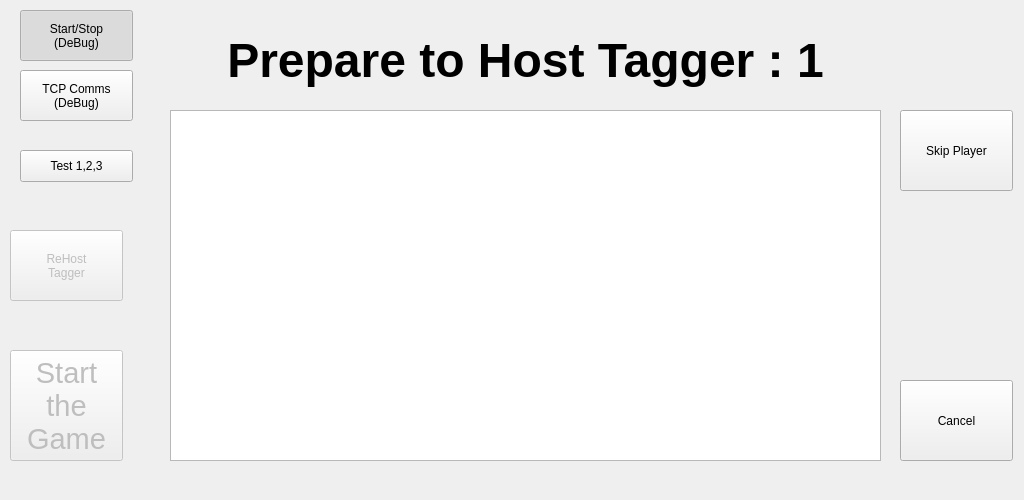
Before: the Qt Designer form HostGameWindow.ui in rmick/Combobulator, drawn with Qt 5.
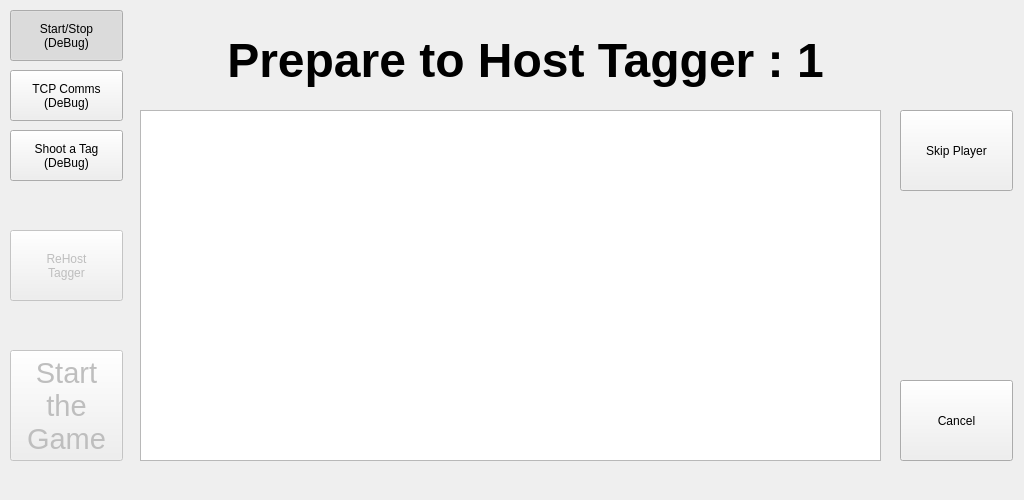
After: the same form once the commit is applied.

```diff
--- a/HostGameWindow.ui
+++ b/HostGameWindow.ui
@@ -29,9 +29,9 @@
   <widget class="QListWidget" name="listWidget_Status">
    <property name="geometry">
     <rect>
-     <x>170</x>
+     <x>140</x>
      <y>110</y>
-     <width>711</width>
+     <width>741</width>
      <height>351</height>
     </rect>
    </property>
@@ -71,7 +71,7 @@
   <widget class="QPushButton" name="btn_Start">
    <property name="geometry">
     <rect>
-     <x>20</x>
+     <x>10</x>
      <y>10</y>
      <width>113</width>
      <height>51</height>
@@ -130,7 +130,7 @@
   <widget class="QPushButton" name="btn_ShowTCP">
    <property name="geometry">
     <rect>
-     <x>20</x>
+     <x>10</x>
      <y>70</y>
      <width>113</width>
      <height>51</height>
@@ -164,14 +164,15 @@
   <widget class="QPushButton" name="btn_TestMessage">
    <property name="geometry">
     <rect>
-     <x>20</x>
-     <y>150</y>
+     <x>10</x>
+     <y>130</y>
      <width>113</width>
-     <height>32</height>
+     <height>51</height>
     </rect>
    </property>
    <property name="text">
-    <string>Test 1,2,3</string>
+    <string>Shoot a Tag
+(DeBug)</string>
    </property>
   </widget>
  </widget>
```
